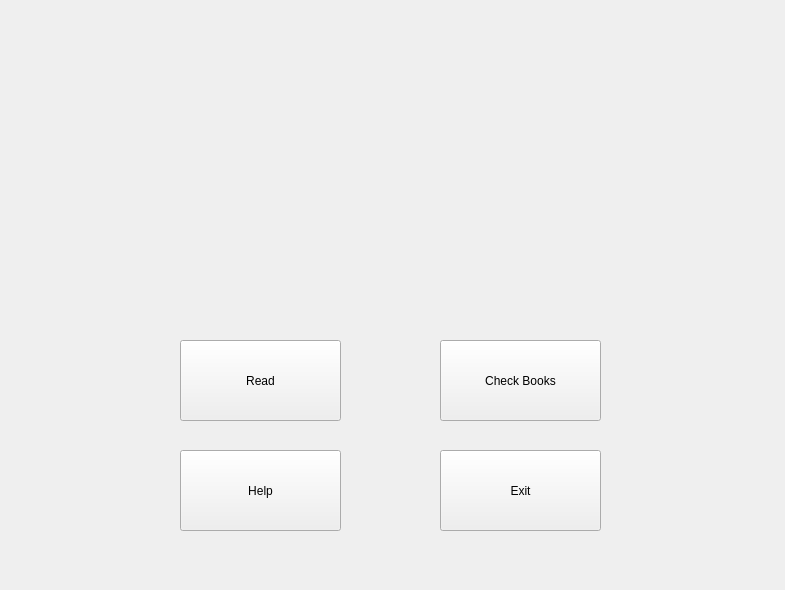
Above: menus/main_menu/main_menu.ui from JoaoCarlosNascimento/HandSignLanguage before the change. Below: the same form after it.
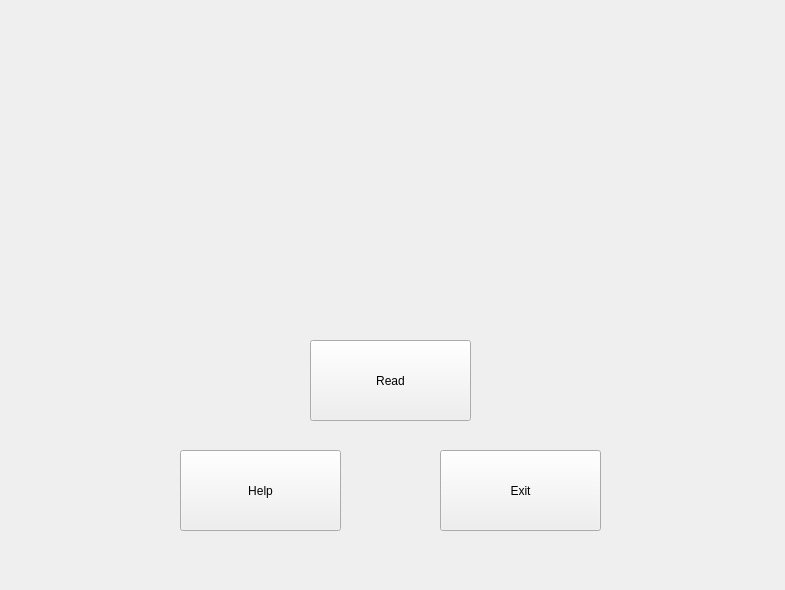
That is the form after the change. Icons and pictures are not drawn.

```diff
--- a/menus/main_menu/main_menu.ui
+++ b/menus/main_menu/main_menu.ui
@@ -16,7 +16,7 @@
   <widget class="QPushButton" name="pb_read">
    <property name="geometry">
     <rect>
-     <x>180</x>
+     <x>310</x>
      <y>340</y>
      <width>161</width>
      <height>81</height>
@@ -39,19 +39,6 @@
     <string>Exit</string>
    </property>
   </widget>
-  <widget class="QPushButton" name="pushButton">
-   <property name="geometry">
-    <rect>
-     <x>440</x>
-     <y>340</y>
-     <width>161</width>
-     <height>81</height>
-    </rect>
-   </property>
-   <property name="text">
-    <string>Check Books</string>
-   </property>
-  </widget>
   <widget class="QPushButton" name="pushButton_3">
    <property name="geometry">
     <rect>
```
